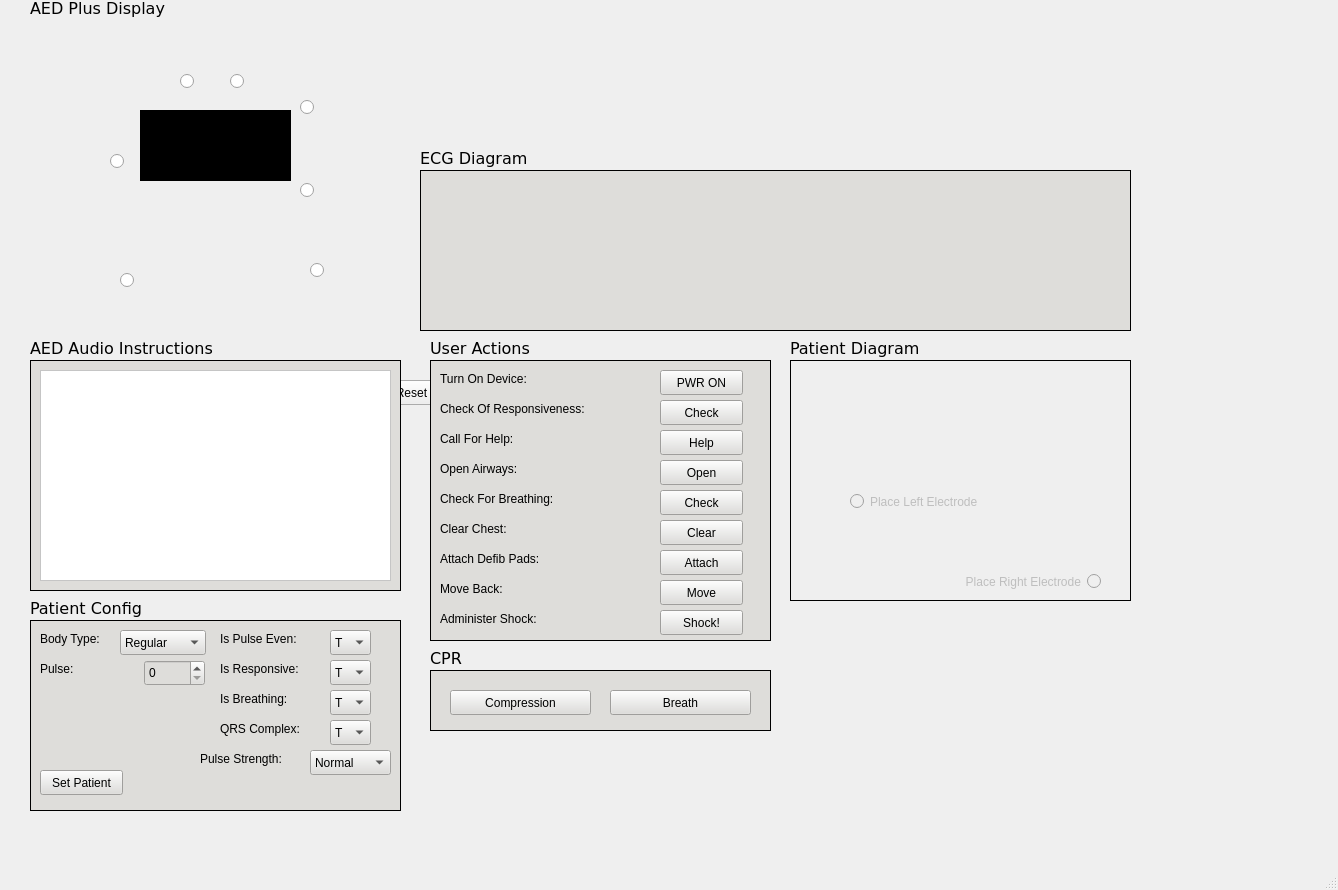
This is mainwindow.ui in sfahimanwar/COMP3004-Project-Team-20 as Qt 5 draws it before an edit. The edited form follows.
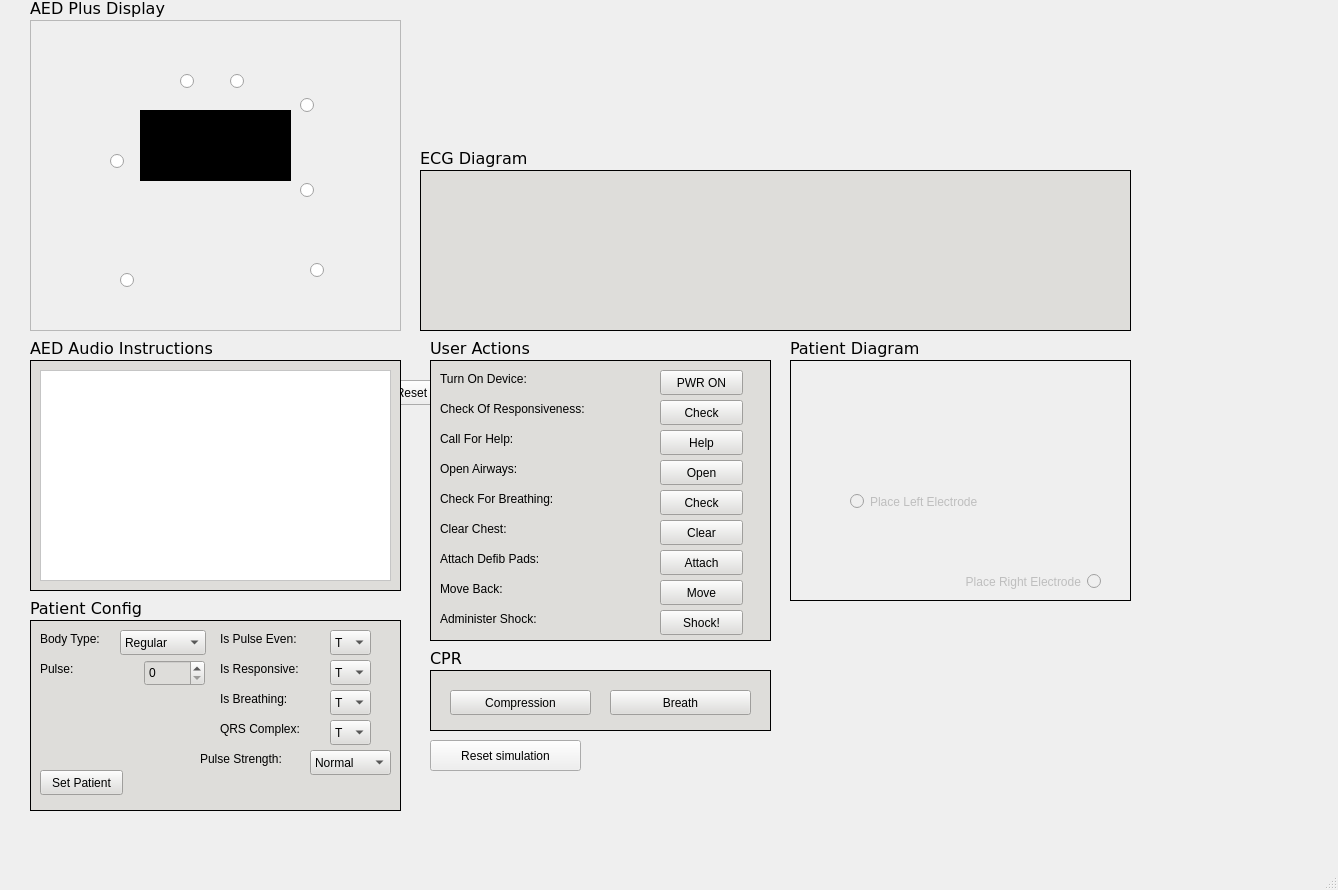
This is the edited form. Icons and pictures are not drawn.

Commit message: Added reset buttons which can be used at the end or during the simulation, as well as signals to handle input from the breath/compression CPR buttons

What changed in the file:
```diff
--- a/mainwindow.ui
+++ b/mainwindow.ui
@@ -14,37 +14,6 @@
    <string>MainWindow</string>
   </property>
   <widget class="QWidget" name="centralwidget">
-   <widget class="QLabel" name="aedDisplay">
-    <property name="geometry">
-     <rect>
-      <x>30</x>
-      <y>20</y>
-      <width>371</width>
-      <height>311</height>
-     </rect>
-    </property>
-    <property name="frameShape">
-     <enum>QFrame::NoFrame</enum>
-    </property>
-    <property name="frameShadow">
-     <enum>QFrame::Plain</enum>
-    </property>
-    <property name="lineWidth">
-     <number>19</number>
-    </property>
-    <property name="midLineWidth">
-     <number>0</number>
-    </property>
-    <property name="text">
-     <string/>
-    </property>
-    <property name="pixmap">
-     <pixmap>img/aed.jpg</pixmap>
-    </property>
-    <property name="scaledContents">
-     <bool>true</bool>
-    </property>
-   </widget>
    <widget class="QLabel" name="aedTextLabel">
     <property name="geometry">
      <rect>
@@ -774,173 +743,6 @@
      </property>
     </widget>
    </widget>
-   <widget class="QRadioButton" name="leftElectrode">
-    <property name="enabled">
-     <bool>false</bool>
-    </property>
-    <property name="geometry">
-     <rect>
-      <x>850</x>
-      <y>490</y>
-      <width>151</width>
-      <height>23</height>
-     </rect>
-    </property>
-    <property name="text">
-     <string>Place Left Electrode</string>
-    </property>
-    <property name="autoExclusive">
-     <bool>false</bool>
-    </property>
-   </widget>
-   <widget class="QRadioButton" name="rightElectrode">
-    <property name="enabled">
-     <bool>false</bool>
-    </property>
-    <property name="geometry">
-     <rect>
-      <x>940</x>
-      <y>570</y>
-      <width>161</width>
-      <height>23</height>
-     </rect>
-    </property>
-    <property name="layoutDirection">
-     <enum>Qt::RightToLeft</enum>
-    </property>
-    <property name="text">
-     <string>Place Right Electrode</string>
-    </property>
-    <property name="autoExclusive">
-     <bool>false</bool>
-    </property>
-   </widget>
-   <widget class="QTextBrowser" name="lcdText">
-    <property name="geometry">
-     <rect>
-      <x>140</x>
-      <y>110</y>
-      <width>151</width>
-      <height>71</height>
-     </rect>
-    </property>
-    <property name="styleSheet">
-     <string notr="true">background-color: rgb(0, 0, 0);
-color: rgb(255, 255, 255);</string>
-    </property>
-   </widget>
-   <widget class="QRadioButton" name="okState">
-    <property name="geometry">
-     <rect>
-      <x>110</x>
-      <y>150</y>
-      <width>106</width>
-      <height>23</height>
-     </rect>
-    </property>
-    <property name="text">
-     <string/>
-    </property>
-    <property name="checkable">
-     <bool>true</bool>
-    </property>
-   </widget>
-   <widget class="QRadioButton" name="emergencyState">
-    <property name="geometry">
-     <rect>
-      <x>180</x>
-      <y>70</y>
-      <width>106</width>
-      <height>23</height>
-     </rect>
-    </property>
-    <property name="text">
-     <string/>
-    </property>
-    <property name="checkable">
-     <bool>true</bool>
-    </property>
-   </widget>
-   <widget class="QRadioButton" name="airwayState">
-    <property name="geometry">
-     <rect>
-      <x>230</x>
-      <y>70</y>
-      <width>106</width>
-      <height>23</height>
-     </rect>
-    </property>
-    <property name="text">
-     <string/>
-    </property>
-    <property name="checkable">
-     <bool>true</bool>
-    </property>
-   </widget>
-   <widget class="QRadioButton" name="breathState">
-    <property name="geometry">
-     <rect>
-      <x>300</x>
-      <y>92</y>
-      <width>121</width>
-      <height>31</height>
-     </rect>
-    </property>
-    <property name="text">
-     <string/>
-    </property>
-    <property name="checkable">
-     <bool>true</bool>
-    </property>
-   </widget>
-   <widget class="QRadioButton" name="padState">
-    <property name="geometry">
-     <rect>
-      <x>300</x>
-      <y>170</y>
-      <width>131</width>
-      <height>41</height>
-     </rect>
-    </property>
-    <property name="text">
-     <string/>
-    </property>
-    <property name="checkable">
-     <bool>true</bool>
-    </property>
-   </widget>
-   <widget class="QRadioButton" name="noTouchState">
-    <property name="geometry">
-     <rect>
-      <x>310</x>
-      <y>240</y>
-      <width>191</width>
-      <height>61</height>
-     </rect>
-    </property>
-    <property name="text">
-     <string/>
-    </property>
-    <property name="checkable">
-     <bool>true</bool>
-    </property>
-   </widget>
-   <widget class="QRadioButton" name="cprState">
-    <property name="geometry">
-     <rect>
-      <x>120</x>
-      <y>250</y>
-      <width>191</width>
-      <height>61</height>
-     </rect>
-    </property>
-    <property name="text">
-     <string/>
-    </property>
-    <property name="checkable">
-     <bool>true</bool>
-    </property>
-   </widget>
    <widget class="QFrame" name="patientFrame">
     <property name="enabled">
      <bool>true</bool>
@@ -975,6 +777,47 @@
       <bool>true</bool>
      </property>
     </widget>
+    <widget class="QRadioButton" name="leftElectrode">
+     <property name="enabled">
+      <bool>false</bool>
+     </property>
+     <property name="geometry">
+      <rect>
+       <x>60</x>
+       <y>130</y>
+       <width>151</width>
+       <height>23</height>
+      </rect>
+     </property>
+     <property name="text">
+      <string>Place Left Electrode</string>
+     </property>
+     <property name="autoExclusive">
+      <bool>false</bool>
+     </property>
+    </widget>
+    <widget class="QRadioButton" name="rightElectrode">
+     <property name="enabled">
+      <bool>false</bool>
+     </property>
+     <property name="geometry">
+      <rect>
+       <x>150</x>
+       <y>210</y>
+       <width>161</width>
+       <height>23</height>
+      </rect>
+     </property>
+     <property name="layoutDirection">
+      <enum>Qt::RightToLeft</enum>
+     </property>
+     <property name="text">
+      <string>Place Right Electrode</string>
+     </property>
+     <property name="autoExclusive">
+      <bool>false</bool>
+     </property>
+    </widget>
    </widget>
    <widget class="QLabel" name="emsArrivedText">
     <property name="enabled">
@@ -1016,25 +859,6 @@
      <string>Reset</string>
     </property>
    </widget>
-   <widget class="QLabel" name="emsArrivedLabel">
-    <property name="enabled">
-     <bool>true</bool>
-    </property>
-    <property name="geometry">
-     <rect>
-      <x>170</x>
-      <y>20</y>
-      <width>491</width>
-      <height>301</height>
-     </rect>
-    </property>
-    <property name="text">
-     <string/>
-    </property>
-    <property name="scaledContents">
-     <bool>true</bool>
-    </property>
-   </widget>
    <widget class="QLabel" name="ecgLabel">
     <property name="geometry">
      <rect>
@@ -1076,12 +900,246 @@
      <string>ECG Diagram</string>
     </property>
    </widget>
-   <zorder>emsArrivedLabel</zorder>
+   <widget class="QFrame" name="aedDisplayFrame">
+    <property name="geometry">
+     <rect>
+      <x>30</x>
+      <y>20</y>
+      <width>371</width>
+      <height>311</height>
+     </rect>
+    </property>
+    <property name="frameShape">
+     <enum>QFrame::StyledPanel</enum>
+    </property>
+    <property name="frameShadow">
+     <enum>QFrame::Raised</enum>
+    </property>
+    <widget class="QRadioButton" name="emergencyState">
+     <property name="geometry">
+      <rect>
+       <x>150</x>
+       <y>50</y>
+       <width>31</width>
+       <height>23</height>
+      </rect>
+     </property>
+     <property name="text">
+      <string/>
+     </property>
+     <property name="checkable">
+      <bool>true</bool>
+     </property>
+     <property name="autoExclusive">
+      <bool>false</bool>
+     </property>
+    </widget>
+    <widget class="QRadioButton" name="okState">
+     <property name="geometry">
+      <rect>
+       <x>80</x>
+       <y>130</y>
+       <width>21</width>
+       <height>23</height>
+      </rect>
+     </property>
+     <property name="text">
+      <string/>
+     </property>
+     <property name="checkable">
+      <bool>true</bool>
+     </property>
+     <property name="autoExclusive">
+      <bool>false</bool>
+     </property>
+    </widget>
+    <widget class="QRadioButton" name="airwayState">
+     <property name="geometry">
+      <rect>
+       <x>200</x>
+       <y>50</y>
+       <width>31</width>
+       <height>23</height>
+      </rect>
+     </property>
+     <property name="text">
+      <string/>
+     </property>
+     <property name="checkable">
+      <bool>true</bool>
+     </property>
+     <property name="autoExclusive">
+      <bool>false</bool>
+     </property>
+    </widget>
+    <widget class="QRadioButton" name="cprState">
+     <property name="geometry">
+      <rect>
+       <x>90</x>
+       <y>230</y>
+       <width>21</width>
+       <height>61</height>
+      </rect>
+     </property>
+     <property name="text">
+      <string/>
+     </property>
+     <property name="checkable">
+      <bool>true</bool>
+     </property>
+     <property name="autoExclusive">
+      <bool>false</bool>
+     </property>
+    </widget>
+    <widget class="QTextBrowser" name="lcdText">
+     <property name="geometry">
+      <rect>
+       <x>110</x>
+       <y>90</y>
+       <width>151</width>
+       <height>71</height>
+      </rect>
+     </property>
+     <property name="styleSheet">
+      <string notr="true">background-color: rgb(0, 0, 0);
+color: rgb(255, 255, 255);</string>
+     </property>
+    </widget>
+    <widget class="QRadioButton" name="noTouchState">
+     <property name="geometry">
+      <rect>
+       <x>280</x>
+       <y>220</y>
+       <width>21</width>
+       <height>61</height>
+      </rect>
+     </property>
+     <property name="text">
+      <string/>
+     </property>
+     <property name="checkable">
+      <bool>true</bool>
+     </property>
+     <property name="autoExclusive">
+      <bool>false</bool>
+     </property>
+    </widget>
+    <widget class="QLabel" name="aedDisplay">
+     <property name="geometry">
+      <rect>
+       <x>0</x>
+       <y>0</y>
+       <width>371</width>
+       <height>311</height>
+      </rect>
+     </property>
+     <property name="frameShape">
+      <enum>QFrame::NoFrame</enum>
+     </property>
+     <property name="frameShadow">
+      <enum>QFrame::Plain</enum>
+     </property>
+     <property name="lineWidth">
+      <number>19</number>
+     </property>
+     <property name="midLineWidth">
+      <number>0</number>
+     </property>
+     <property name="text">
+      <string/>
+     </property>
+     <property name="pixmap">
+      <pixmap>img/aed.jpg</pixmap>
+     </property>
+     <property name="scaledContents">
+      <bool>true</bool>
+     </property>
+    </widget>
+    <widget class="QRadioButton" name="breathState">
+     <property name="geometry">
+      <rect>
+       <x>270</x>
+       <y>70</y>
+       <width>21</width>
+       <height>31</height>
+      </rect>
+     </property>
+     <property name="text">
+      <string/>
+     </property>
+     <property name="checkable">
+      <bool>true</bool>
+     </property>
+     <property name="autoExclusive">
+      <bool>false</bool>
+     </property>
+    </widget>
+    <widget class="QRadioButton" name="padState">
+     <property name="geometry">
+      <rect>
+       <x>270</x>
+       <y>150</y>
+       <width>21</width>
+       <height>41</height>
+      </rect>
+     </property>
+     <property name="text">
+      <string/>
+     </property>
+     <property name="checkable">
+      <bool>true</bool>
+     </property>
+     <property name="autoExclusive">
+      <bool>false</bool>
+     </property>
+    </widget>
+    <zorder>aedDisplay</zorder>
+    <zorder>emergencyState</zorder>
+    <zorder>okState</zorder>
+    <zorder>airwayState</zorder>
+    <zorder>cprState</zorder>
+    <zorder>lcdText</zorder>
+    <zorder>noTouchState</zorder>
+    <zorder>breathState</zorder>
+    <zorder>padState</zorder>
+   </widget>
+   <widget class="QLabel" name="emsArrivedLabel">
+    <property name="enabled">
+     <bool>true</bool>
+    </property>
+    <property name="geometry">
+     <rect>
+      <x>170</x>
+      <y>30</y>
+      <width>491</width>
+      <height>301</height>
+     </rect>
+    </property>
+    <property name="text">
+     <string/>
+    </property>
+    <property name="scaledContents">
+     <bool>true</bool>
+    </property>
+   </widget>
+   <widget class="QPushButton" name="resetButton">
+    <property name="geometry">
+     <rect>
+      <x>430</x>
+      <y>740</y>
+      <width>151</width>
+      <height>31</height>
+     </rect>
+    </property>
+    <property name="text">
+     <string>Reset simulation</string>
+    </property>
+   </widget>
+   <zorder>aedDisplayFrame</zorder>
    <zorder>emsResetButton</zorder>
    <zorder>emsArrivedText</zorder>
    <zorder>patientFrame</zorder>
    <zorder>aedAudioFrame</zorder>
-   <zorder>aedDisplay</zorder>
    <zorder>aedTextLabel</zorder>
    <zorder>patientTextLabel</zorder>
    <zorder>aedAudioLabel</zorder>
@@ -1092,18 +1150,10 @@
    <zorder>userActionsFrame</zorder>
    <zorder>cprLabel</zorder>
    <zorder>cprFrame</zorder>
-   <zorder>leftElectrode</zorder>
-   <zorder>rightElectrode</zorder>
-   <zorder>lcdText</zorder>
-   <zorder>okState</zorder>
-   <zorder>emergencyState</zorder>
-   <zorder>airwayState</zorder>
-   <zorder>breathState</zorder>
-   <zorder>padState</zorder>
-   <zorder>noTouchState</zorder>
-   <zorder>cprState</zorder>
    <zorder>ecgLabel</zorder>
    <zorder>ecgDiagramText</zorder>
+   <zorder>emsArrivedLabel</zorder>
+   <zorder>resetButton</zorder>
   </widget>
   <widget class="QMenuBar" name="menubar">
    <property name="geometry">
```
The commit also changes 2 other files.
